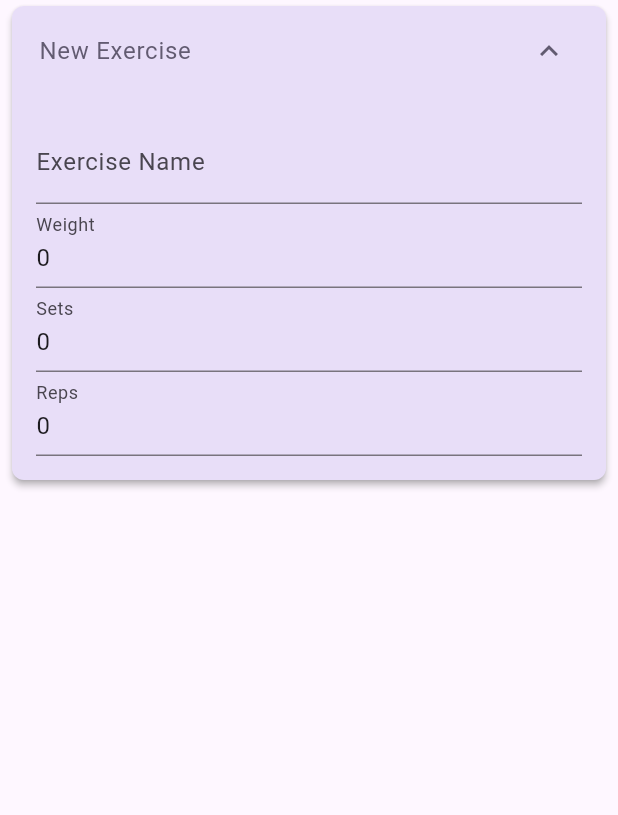
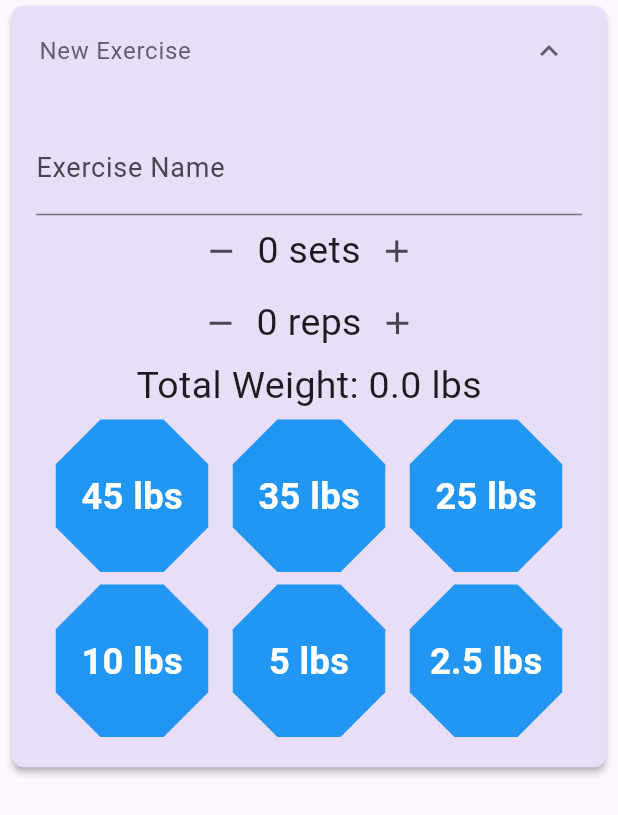
Before and after one commit to Ameer-Mushani/Delta-Gains, a Flutter app: the ExerciseInput widget shown alone on an empty page, opened directly with empty values, after a tap on "New Exercise", on a phone screen of 412 x 824 dp. Shown: the top 815 px of the screen. Run offline on Flutter 3.47's test engine with Material 3 defaults, Android fonts, the phone set to English and light mode, and no system bars; drawn by our look-alikes of expansion_tile_card; our stand-ins replace table_calendar.

Commit message:
updated edit page

```diff
--- a/lib/edit_workout.dart
+++ b/lib/edit_workout.dart
@@ -2,12 +2,13 @@
 import 'package:flutter/material.dart';
 import 'package:expansion_tile_card/expansion_tile_card.dart';
 import 'package:provider/provider.dart';
+import 'weight_selector.dart';
 import 'dart:ui';
 import 'navbar.dart';
 import 'main.dart';
 import 'exercise.dart';
 import 'workout.dart';
-
+import 'create_workout.dart';
 void main() => runApp(MyApp());
 
 class MyApp extends StatelessWidget {
@@ -89,12 +90,15 @@
                   ),
                   ElevatedButton(
                     onPressed: () {
+                      Navigator.popUntil(context, ModalRoute.withName('/createWorkout'));
                       _formKey.currentState?.save();
                       // Handle the saved workout and exercises here
                       Workout newWorkout =  Workout(workoutName, exercises);
                       workoutProvider.addWorkout(newWorkout);
+
                     },
                     child: Text('Save Workout'),
+
                   ),
                 ],
               ),
@@ -145,31 +149,52 @@
               children: [
                 TextFormField(
                   initialValue: widget.exercise.name,
-                  decoration: InputDecoration(labelText: 'Exercise Name'),
-                  onChanged: (value) =>
-                      setState(() => widget.exercise.name = value),
+                  decoration: InputDecoration(labelText: 'Exercise Name', labelStyle: TextStyle(fontSize: 18)),
+                  onChanged: (value) => setState(() => widget.exercise.name = value),
+                  style: TextStyle(fontSize: 20),
                 ),
-                TextFormField(
-                  initialValue: widget.exercise.weight.toString(),
-                  decoration: InputDecoration(labelText: 'Weight'),
-                  keyboardType: TextInputType.number,
-                  onChanged: (value) => setState(
-                          () => widget.exercise.weight = int.tryParse(value) ?? 0),
+
+                Row(
+                  mainAxisAlignment: MainAxisAlignment.center, // Center row content
+                  children: [
+                    IconButton(
+                      icon: Icon(Icons.remove),
+                      iconSize: 25.0,
+                      onPressed: () => setState(() {
+                        widget.exercise.sets = (widget.exercise.sets > 0) ? widget.exercise.sets - 1 : 0;
+                      }),
+                    ),
+                    Text('${widget.exercise.sets} sets', style: TextStyle(fontSize: 25)), // Display 'X sets'
+                    IconButton(
+                      icon: Icon(Icons.add),
+                      iconSize: 25.0,
+                      onPressed: () => setState(() {
+                        widget.exercise.sets += 1;
+                      }),
+                    ),
+                  ],
                 ),
-                TextFormField(
-                  initialValue: widget.exercise.sets.toString(),
-                  decoration: InputDecoration(labelText: 'Sets'),
-                  keyboardType: TextInputType.number,
-                  onChanged: (value) => setState(
-                          () => widget.exercise.sets = int.tryParse(value) ?? 0),
+                Row(
+                  mainAxisAlignment: MainAxisAlignment.center, // Center row content
+                  children: [
+                    IconButton(
+                      icon: Icon(Icons.remove),
+                      iconSize: 25.0,
+                      onPressed: () => setState(() {
+                        widget.exercise.reps = (widget.exercise.reps > 0) ? widget.exercise.reps - 1 : 0;
+                      }),
+                    ),
+                    Text('${widget.exercise.reps} reps', style: TextStyle(fontSize: 25)),
+                    IconButton(
+                      icon: Icon(Icons.add),
+                      iconSize: 25.0,
+                      onPressed: () => setState(() {
+                        widget.exercise.reps += 1;
+                      }),
+                    ),
+                  ],
                 ),
-                TextFormField(
-                  initialValue: widget.exercise.reps.toString(),
-                  decoration: InputDecoration(labelText: 'Reps'),
-                  keyboardType: TextInputType.number,
-                  onChanged: (value) => setState(
-                          () => widget.exercise.reps = int.tryParse(value) ?? 0),
-                ),
+                WeightSelector(exercise: widget.exercise),
               ],
             ),
           ),
--- a/lib/exercise.dart
+++ b/lib/exercise.dart
@@ -1,7 +1,7 @@
 class Exercise {
   int id;
   String name = '';
-  int weight = 0;
+  double weight = 0;
   int sets = 0;
   int reps = 0;
 
--- a/lib/weight_selector.dart
+++ b/lib/weight_selector.dart
@@ -0,0 +1,116 @@
+import 'package:flutter/material.dart';
+import 'exercise.dart';
+import 'dart:math' as math;
+
+class WeightSelector extends StatefulWidget {
+  final Exercise exercise;
+
+  WeightSelector({required this.exercise});
+
+  @override
+  _WeightSelectorState createState() => _WeightSelectorState();
+}
+
+class _WeightSelectorState extends State<WeightSelector> {
+  void addWeight(double weight) {
+    setState(() {
+      widget.exercise.weight += weight;
+    });
+  }
+
+  @override
+  Widget build(BuildContext context) {
+    return Column(
+      children: [
+        Text('Total Weight: ${widget.exercise.weight} lbs', style: TextStyle(fontSize: 25)),
+        Wrap(
+          spacing: 8.0,
+          children: <Widget>[
+            HexagonButton(size: 110.0, weight: 45.0, onPressed: () => addWeight(45.0), label: '45 lbs'),
+            HexagonButton(size: 110.0, weight: 35.0, onPressed: () => addWeight(35.0), label: '35 lbs'),
+            HexagonButton(size: 110.0, weight: 25.0, onPressed: () => addWeight(25.0), label: '25 lbs'),
+            HexagonButton(size: 110.0, weight: 10.0, onPressed: () => addWeight(10.0), label: '10 lbs'),
+            HexagonButton(size: 110.0, weight: 5.0, onPressed: () => addWeight(5.0), label: '5 lbs'),
+            HexagonButton(size: 110.0, weight: 2.5, onPressed: () => addWeight(2.5), label: '2.5 lbs'),
+          ],
+        ),
+      ],
+    );
+  }
+}
+
+class HexagonButton extends StatelessWidget {
+  final double size;
+  final double weight;
+  final VoidCallback onPressed;
+  final String label;
+
+  HexagonButton({
+    required this.size,
+    required this.weight,
+    required this.onPressed,
+    required this.label,
+  });
+
+  @override
+  Widget build(BuildContext context) {
+    return GestureDetector(
+      onTap: onPressed,
+      child: Container(
+        width: size,
+        height: size,
+        child: CustomPaint(
+          painter: OctagonPainter(),
+          child: Center(
+            child: Text(
+              label,
+              style: TextStyle(color: Colors.white, fontWeight: FontWeight.bold, fontSize: size * 0.22), // Adjust font size based on button size
+            ),
+          ),
+        ),
+      ),
+    );
+  }
+}
+
+
+class OctagonPainter extends CustomPainter {
+  @override
+  void paint(Canvas canvas, Size size) {
+    final paint = Paint()
+      ..color = Colors.blue
+      ..style = PaintingStyle.fill;
+
+    // Center of the canvas
+    final centerX = size.width / 2;
+    final centerY = size.height / 2;
+
+    // The distance from the center to a vertex.
+    final radius = size.width / 2;
+    final angle = (math.pi * 2) / 8; // Angle between vertices
+
+    final path = Path();
+
+    // Generate points for each vertex of the octagon
+    final points = List.generate(8, (i) {
+      final x = centerX + radius * math.cos(angle * i - math.pi / 8);
+      final y = centerY + radius * math.sin(angle * i - math.pi / 8);
+      return Offset(x, y);
+    });
+
+    // Move to the first point
+    path.moveTo(points[0].dx, points[0].dy);
+
+    // Draw lines to each of the other points
+    for (var point in points) {
+      path.lineTo(point.dx, point.dy);
+    }
+
+    path.close(); // Close the path to form a shape
+
+    canvas.drawPath(path, paint);
+  }
+
+  @override
+  bool shouldRepaint(covariant CustomPainter oldDelegate) => false;
+}
```
